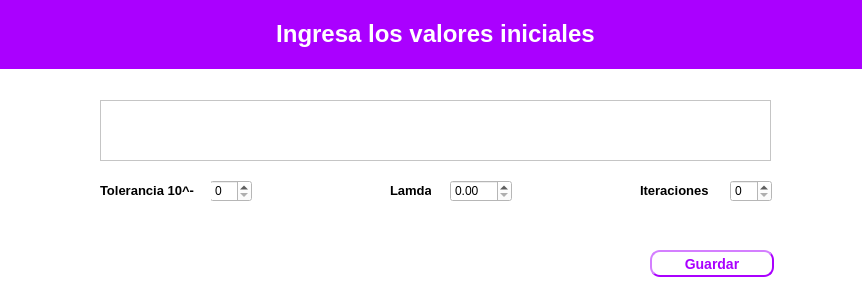
dhoyoso/AnalisisNumerico, file UI/valoresiniciales.ui: the form before one commit.
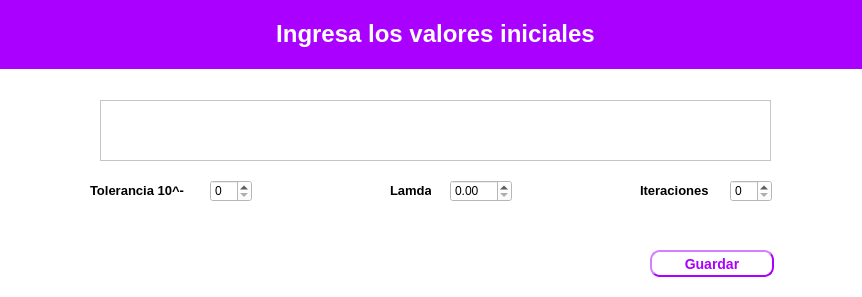
The form after the commit.

The edit to the form file:
```diff
--- a/UI/valoresiniciales.ui
+++ b/UI/valoresiniciales.ui
@@ -69,7 +69,7 @@
   <widget class="QLabel" name="label_5">
    <property name="geometry">
     <rect>
-     <x>100</x>
+     <x>90</x>
      <y>180</y>
      <width>111</width>
      <height>21</height>
@@ -107,7 +107,7 @@
     <rect>
      <x>640</x>
      <y>180</y>
-     <width>71</width>
+     <width>81</width>
      <height>21</height>
     </rect>
    </property>
```
